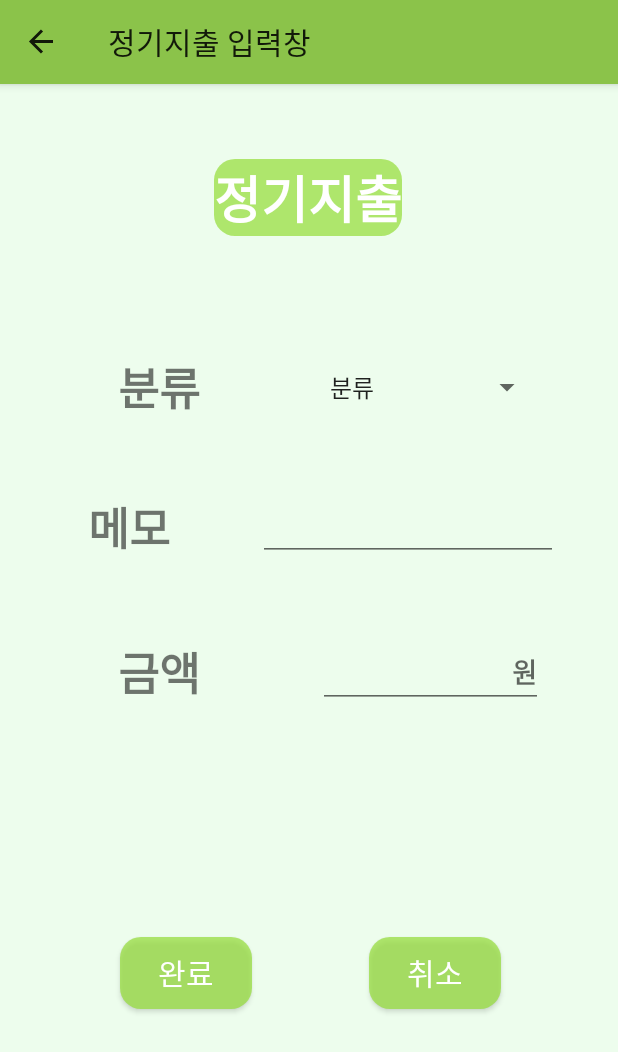
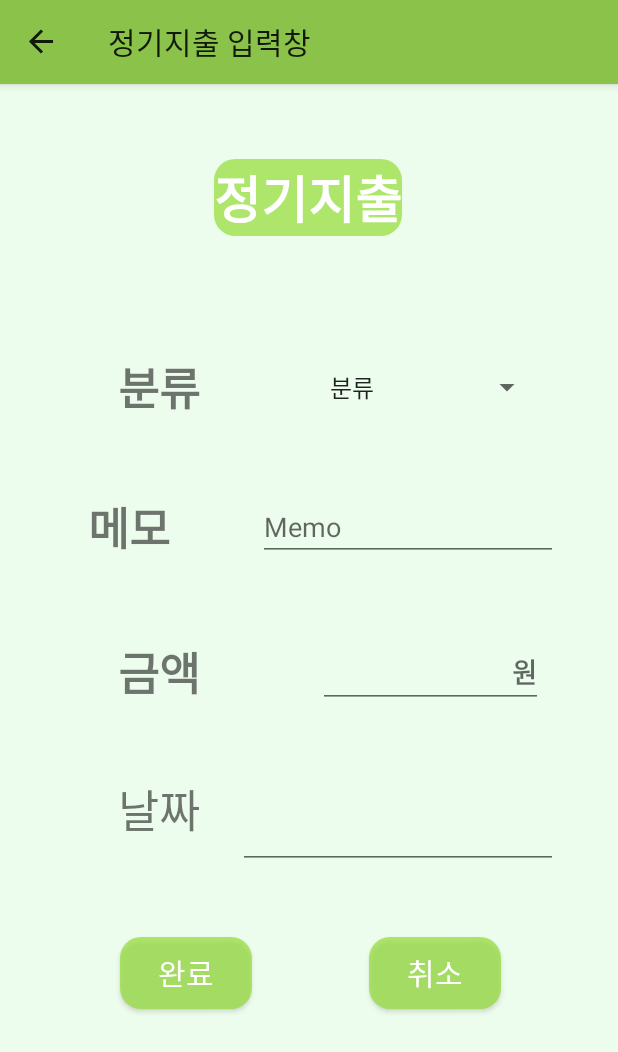
Before and after one commit to JeongJongMun/YourAccountBook, an Android app: the RegFragment screen opened through its navigation route, after a tap on "추가", on a phone screen of 412 x 824 dp. Shown: the top 1052 px of the screen. Run offline under Robolectric (Android 15) with nearby library versions, the phone set to English and light mode, and no system bars; our stand-ins replace navigation-ui; 1 statement that could not run was skipped.

Commit message:
git commit

```diff
--- a/app/src/main/java/com/example/bankappds/MainActivity.kt
+++ b/app/src/main/java/com/example/bankappds/MainActivity.kt
@@ -1,6 +1,5 @@
 package com.example.bankappds
 
-import android.content.Context
 import androidx.appcompat.app.AppCompatActivity
 import android.os.Bundle
 import androidx.navigation.fragment.NavHostFragment
@@ -28,9 +27,7 @@ class MainActivity : AppCompatActivity() {
     lateinit var binding :ActivityMainBinding
     lateinit var appBarConfiguration: AppBarConfiguration
 
-
-
-    var mainArrayList : ArrayList<MainList> = arrayListOf()
+    var expenditureList : ArrayList<Expenditure> = arrayListOf()
     var totalExpense = 0
 
     //TODO sharedPreferences로 내부에 영구 저장 되게 하기
@@ -55,31 +52,18 @@ class MainActivity : AppCompatActivity() {
     }
     putSharedPreference("expense", expense.toString())*/
 
-
-
-
     override fun onCreate(savedInstanceState: Bundle?) {
         super.onCreate(savedInstanceState)
 
-
         binding = ActivityMainBinding.inflate(layoutInflater)
-        //53min
 
         val navController = binding.frgNav.getFragment<NavHostFragment>().navController
         //action bar의 옛날이름
-        appBarConfiguration = AppBarConfiguration(
-            //top레벨 프래그먼트의 아이디의 집합을 넘김
-            //setOf(R.id.aboutFragment,R.id.examineFragment,R.id.settingsFragment),
-            navController.graph,
-            //drawer layout을 사용할 경우 써줘야함
-            binding.drawerLayout
-        )
+        appBarConfiguration = AppBarConfiguration(navController.graph, binding.drawerLayout) //drawer layout을 사용할 경우 써줘야함
         //nav controll 할 때 top level에서는 표시하지 않게
         setupActionBarWithNavController(navController,appBarConfiguration) //네비게이션과 연결시킴
         binding.drawerNav.setupWithNavController(navController)
         setContentView(binding.root)
-
-
     }
 
     //up버튼에 대한 반응 세팅 - default-기본은 back 동작을 안함
@@ -87,4 +71,5 @@ class MainActivity : AppCompatActivity() {
         val navController = binding.frgNav.getFragment<NavHostFragment>().navController
         return navController.navigateUp(appBarConfiguration) || super.onSupportNavigateUp()
     }
+
 }
--- a/app/src/main/java/com/example/bankappds/MainFragment.kt
+++ b/app/src/main/java/com/example/bankappds/MainFragment.kt
@@ -1,7 +1,6 @@
 package com.example.bankappds
 
 import android.annotation.SuppressLint
-import android.content.Context
 import android.os.Bundle
 import android.view.LayoutInflater
 import android.view.View
@@ -10,8 +9,6 @@ import android.widget.Toast
 import androidx.core.view.isVisible
 import androidx.fragment.app.Fragment
 import androidx.fragment.app.activityViewModels
-import androidx.lifecycle.Observer
-import androidx.lifecycle.ViewModelProvider
 import androidx.navigation.fragment.findNavController
 import androidx.navigation.fragment.navArgs
 import androidx.recyclerview.widget.LinearLayoutManager
@@ -20,6 +17,8 @@ import com.example.bankappds.viewmodel.dataViewModel
 
 class MainFragment : Fragment() {
     private var binding : FragmentMainBinding? = null
+    var typeT : Ecategory? = null
+
 
     // 뷰모델을 어떻게 초기화할지를 viewModels라는 함수에 위임(by)한다
     // val viewModel: MbtiViewModel by viewModels()
@@ -50,22 +49,18 @@ class MainFragment : Fragment() {
         val layoutManager = LinearLayoutManager(context)
         binding?.recyclerView?.layoutManager = layoutManager
         binding?.recyclerView?.setHasFixedSize(true)
-        //binding?.recyclerView?.adapter = MainListAdapter(mainArrayList)
-        binding?.recyclerView?.adapter = MainListAdapter((activity as MainActivity).mainArrayList)
+        binding?.recyclerView?.adapter = ExpenditureAdapter((activity as MainActivity).expenditureList)
 
         // 달력 날짜 선택시 날짜 전달, 이동
         binding?.calendarView?.setOnDateChangeListener { view, year, month, dayOfMonth ->
             binding?.btnAdd2?.isVisible = true
 
             binding?.btnAdd2?.setOnClickListener {
-                val temp = com.example.bankappds.MainList(year, month + 1, dayOfMonth, 0, "", "")
+                val temp = Expenditure(year, month + 1, dayOfMonth, 0, typeT, "")
                 val send = com.example.bankappds.MainFragmentDirections.actionMainFragmentToInputFragment(temp) // 전달
                 findNavController().navigate(send)
 
             }
-
-
-
 
         }
 
@@ -82,22 +77,21 @@ class MainFragment : Fragment() {
     @SuppressLint("NotifyDataSetChanged")
     private fun getInputData() {
         val args : MainFragmentArgs by navArgs()
-        if ( args.mainListData?.expense != null && args.mainListData?.expense != 0 ) {
-            val year = args.mainListData?.year
-            val month = args.mainListData?.month
-            val day = args.mainListData?.day
-            val expense = args.mainListData?.expense
-            val category = args.mainListData?.category.toString()
-            val memo = args.mainListData?.memo.toString()
+        if ( args.expenditureData?.expense != null && args.expenditureData?.expense != 0 ) {
+            val year = args.expenditureData?.year
+            val month = args.expenditureData?.month
+            val day = args.expenditureData?.day
+            val expense = args.expenditureData?.expense
+            typeT = args.expenditureData?.category
+            val memo = args.expenditureData?.memo.toString()
 
             // 메인 리스트에 추가
-            //mainArrayList.add(MainList(year!!, month!!, day!!, expense!!, category, memo))
-            (activity as MainActivity).mainArrayList.add(MainList(year!!, month!!, day!!, expense!!, category, memo))
+            (activity as MainActivity).expenditureList.add(Expenditure(year!!, month!!, day!!, expense!!, typeT, memo))
             // 리사이클러뷰가 변경되었음을 알림
             binding?.recyclerView?.adapter?.notifyDataSetChanged()
         }
 
-        else if ( args.mainListData?.expense == 0 ) {
+        else if ( args.expenditureData?.expense == 0 ) {
             Toast.makeText(requireContext(), "추가할 지출이 없습니다.", Toast.LENGTH_SHORT).show()
         }
     }
--- a/app/src/main/java/com/example/bankappds/RegFragment.kt
+++ b/app/src/main/java/com/example/bankappds/RegFragment.kt
@@ -5,24 +5,17 @@ import android.os.Bundle
 import android.view.LayoutInflater
 import android.view.View
 import android.view.ViewGroup
+import android.widget.Toast
 import androidx.fragment.app.Fragment
 import androidx.navigation.fragment.findNavController
 import androidx.navigation.fragment.navArgs
 import androidx.recyclerview.widget.LinearLayoutManager
-import com.example.bankappds.databinding.FragmentFixedBinding
 import com.example.bankappds.databinding.FragmentRegBinding
 
 
 class RegFragment : Fragment() {
     var binding : FragmentRegBinding?= null
-
-    var payLists : ArrayList<FixedPay> = arrayListOf(
-        FixedPay(Ecategory.ENTE,"Netflix",12000),
-        FixedPay(Ecategory.HOME,"전기세",30000),
-        FixedPay(Ecategory.FOOD,"급식비",300000)
-    )
-
-    val args: RegFragmentArgs by navArgs()
+    var typeT: Ecategory? = null
 
     override fun onCreateView(
         inflater: LayoutInflater, container: ViewGroup?,
@@ -32,9 +25,7 @@ class RegFragment : Fragment() {
 
         binding?.recPay?.layoutManager = LinearLayoutManager(activity) //context
         binding?.recPay?.setHasFixedSize(true)
-        binding?.recPay?.adapter=FixedPayAdapter(payLists)
-
-        //https://ddolcat.tistory.com/592
+        binding?.recPay?.adapter=ExpenditureAdapter((activity as MainActivity).expenditureList)
 
         return binding?.root
 
@@ -43,20 +34,11 @@ class RegFragment : Fragment() {
     @SuppressLint("NotifyDataSetChanged")
     override fun onViewCreated(view: View, savedInstanceState: Bundle?) {
         super.onViewCreated(view, savedInstanceState)
-
-        binding?.btnKkk?.setOnClickListener {
-            payLists.add(FixedPay(Ecategory.MONEY,"gg",123))
-            // 리사이클러뷰가 변경되었음을 알림
-            binding?.recPay?.adapter?.notifyDataSetChanged()
-        }
+        getInputData()
 
         binding?.btnAdd?.setOnClickListener {
             findNavController().navigate(R.id.action_regFragment_to_regInputFragment)
         }
-
-        // 고정지출 입력 확인
-/*            payLists.add(args.inputFix!!)
-            binding?.recPay?.adapter?.notifyDataSetChanged()*/
     }
 
 
@@ -65,4 +47,24 @@ class RegFragment : Fragment() {
         binding = null
     }
 
+    @SuppressLint("NotifyDataSetChanged")
+    private fun getInputData() {
+        val args : RegFragmentArgs by navArgs()
+        if ( args.regExpenditure?.expense != 0 ) {
+            val day = args.regExpenditure?.day
+            val expense = args.regExpenditure?.expense
+            typeT = args.regExpenditure?.category
+            val memo = args.regExpenditure?.memo.toString()
+
+            // 메인 리스트에 추가
+            (activity as MainActivity).expenditureList.add(Expenditure(0, 0, day!!, expense!!, typeT, memo))
+            // 리사이클러뷰가 변경되었음을 알림
+            binding?.recPay?.adapter?.notifyDataSetChanged()
+        }
+
+        else if ( args.regExpenditure?.expense == 0 ) {
+            Toast.makeText(requireContext(), "추가할 지출이 없습니다.", Toast.LENGTH_SHORT).show()
+        }
+    }
+
 }
--- a/app/src/main/java/com/example/bankappds/RegInputFragment.kt
+++ b/app/src/main/java/com/example/bankappds/RegInputFragment.kt
@@ -9,7 +9,6 @@ import android.widget.ArrayAdapter
 import android.widget.Toast
 import androidx.fragment.app.Fragment
 import androidx.navigation.fragment.findNavController
-import com.example.bankappds.databinding.FragmentInputfixedBinding
 import com.example.bankappds.databinding.FragmentRegInputBinding
 
 
@@ -28,29 +27,27 @@ class RegInputFragment : Fragment() {
     override fun onViewCreated(view: View, savedInstanceState: Bundle?) {
         super.onViewCreated(view, savedInstanceState)
 
-        var spnLst = resources.getStringArray(R.array.fixed_type)
+        var spnLst = resources.getStringArray(R.array.category_type)
         //ArrayAdapter의 두 번쨰 인자는 스피너 목록에 아이템을 그려줄 레이아웃을 지정하여 줍니다.
         val adapter = activity?.let {
-            ArrayAdapter<String>(
-                it,
-                android.R.layout.simple_spinner_item,
-                spnLst
-            )
+            ArrayAdapter(it, android.R.layout.simple_spinner_item, spnLst)
         }
-
         //activity_main에서 만들어 놓은 spinner에 adapter 연결하여 줍니다.
         binding?.spinner?.adapter = adapter
         //데이터가 들어가 있는 spinner 에서 선택한 아이템을 가져옵니다.
         binding?.spinner?.onItemSelectedListener = object:AdapterView.OnItemSelectedListener{
-
             override fun onItemSelected(parent: AdapterView<*>?, view: View?, position: Int, id: Long) {
                 //position은 선택한 아이템의 위치를 넘겨주는 인자입니다.
-                typeT = when(spnLst.get(position)){
+                typeT = when(spnLst[position]){
                     "분류" -> null
-                    "문화" ->Ecategory.ENTE
-                    "가정" ->Ecategory.HOME
-                    "금융" ->Ecategory.MONEY
                     "식비" ->Ecategory.FOOD
+                    "금융" ->Ecategory.FINANCE
+                    "쇼핑" ->Ecategory.SHOPPING
+                    "여가" ->Ecategory.ENTERTAINMENT
+                    "취미" ->Ecategory.HOBBY
+                    "건강" ->Ecategory.HEALTH
+                    "주거" ->Ecategory.HOME
+                    "기타" ->Ecategory.ETC
                     else -> null
                 }
             }
@@ -64,8 +61,11 @@ class RegInputFragment : Fragment() {
                 Toast.makeText(requireContext(), "누락된 부분이 있다", Toast.LENGTH_SHORT).show()
             }
             else {
-                val fp =FixedPay(typeT!!,binding?.edtWhere?.text.toString(), binding?.edtPay?.text.toString().toIntOrNull()?:0)
-                val action = RegInputFragmentDirections.actionRegInputFragmentToRegFragment(fp)
+                val temp = Expenditure(1, 1, binding?.edtDay?.text.toString().toIntOrNull()?:0,
+                    binding?.edtPay?.text.toString().toIntOrNull()?:0,
+                    typeT, binding?.edtWhere?.text.toString()
+                )
+                val action = RegInputFragmentDirections.actionRegInputFragmentToRegFragment(temp)
                 findNavController().navigate(action)
             }
         }
--- a/app/src/main/res/layout/fragment_main.xml
+++ b/app/src/main/res/layout/fragment_main.xml
@@ -70,7 +70,7 @@
         app:layout_constraintHorizontal_bias="0.0"
         app:layout_constraintStart_toStartOf="parent"
         app:layout_constraintTop_toBottomOf="@+id/calendar_view"
-        tools:listitem="@layout/main_list" />
+        tools:listitem="@layout/expenditure_list" />
 
     <Button
         android:id="@+id/btn_add2"
--- a/app/src/main/res/layout/fragment_reg_input.xml
+++ b/app/src/main/res/layout/fragment_reg_input.xml
@@ -36,7 +36,10 @@
         app:layout_constraintEnd_toEndOf="parent"
         app:layout_constraintHorizontal_bias="1.0"
         app:layout_constraintStart_toStartOf="parent"
-        app:layout_constraintTop_toBottomOf="@+id/spinner" />
+        app:layout_constraintTop_toBottomOf="@+id/spinner"
+        android:hint="Memo"
+        />
+
 
     <EditText
         android:id="@+id/edt_pay"
@@ -126,4 +129,30 @@
         app:layout_constraintStart_toStartOf="parent"
         app:layout_constraintTop_toTopOf="@+id/edt_pay" />
 
+    <EditText
+        android:id="@+id/edt_day"
+        android:layout_width="wrap_content"
+        android:layout_height="wrap_content"
+        android:ems="10"
+        android:inputType="date"
+        app:layout_constraintBottom_toBottomOf="parent"
+        app:layout_constraintEnd_toEndOf="@+id/edt_where"
+        app:layout_constraintHorizontal_bias="1.0"
+        app:layout_constraintStart_toStartOf="@+id/edt_where"
+        app:layout_constraintTop_toTopOf="parent"
+        app:layout_constraintVertical_bias="0.661" />
+
+    <TextView
+        android:id="@+id/textView5"
+        android:layout_width="wrap_content"
+        android:layout_height="wrap_content"
+        android:layout_marginTop="53dp"
+        android:layout_marginBottom="70dp"
+        android:text="날짜"
+        android:textSize="30sp"
+        app:layout_constraintBottom_toTopOf="@+id/btn_fin"
+        app:layout_constraintEnd_toEndOf="@+id/textView18"
+        app:layout_constraintStart_toStartOf="@+id/textView18"
+        app:layout_constraintTop_toBottomOf="@+id/textView18" />
+
 </androidx.constraintlayout.widget.ConstraintLayout>
--- a/app/src/main/res/layout/fragment_search.xml
+++ b/app/src/main/res/layout/fragment_search.xml
@@ -95,7 +95,7 @@
         app:layout_constraintTop_toTopOf="@+id/editTextNumber" />
 
     <TextView
-        android:id="@+id/textView4"
+        android:id="@+id/txt_year_2"
         android:layout_width="wrap_content"
         android:layout_height="wrap_content"
         android:layout_marginTop="16dp"
--- a/app/src/main/res/navigation/nav_main.xml
+++ b/app/src/main/res/navigation/nav_main.xml
@@ -26,8 +26,8 @@
             android:id="@+id/action_mainFragment_to_searchFragment"
             app:destination="@id/searchFragment" />
         <argument
-            android:name="mainListData"
-            app:argType="com.example.bankappds.MainList"
+            android:name="expenditureData"
+            app:argType="com.example.bankappds.Expenditure"
             app:nullable="true"
             android:defaultValue="@null" />
     </fragment>
@@ -45,10 +45,10 @@
             android:id="@+id/action_regFragment_to_regInputFragment"
             app:destination="@id/regInputFragment" />
         <argument
-            android:name="input_fix"
-            android:defaultValue="@null"
-            app:argType="com.example.bankappds.FixedPay"
-            app:nullable="true" />
+            android:name="regExpenditure"
+            app:argType="com.example.bankappds.Expenditure"
+            app:nullable="true"
+            android:defaultValue="@null" />
     </fragment>
     <fragment
         android:id="@+id/regInputFragment"
@@ -71,8 +71,7 @@
             app:destination="@id/mainFragment" />
         <argument
             android:name="calendarDate"
-            android:defaultValue="@null"
-            app:argType="com.example.bankappds.MainList"
+            app:argType="com.example.bankappds.Expenditure"
             app:nullable="true" />
     </fragment>
     <fragment
--- a/app/src/main/res/values/fixed_spinner.xml
+++ b/app/src/main/res/values/fixed_spinner.xml
@@ -1,9 +1,10 @@
 <?xml version="1.0" encoding="utf-8"?>
 <resources>
-    <string-array name="fixed_type">
+    <string-array name="category_type">
         <item>분류</item>
         <item>식비</item>
         <item>금융</item>
+        <item>쇼핑</item>
         <item>여가</item>
         <item>취미</item>
         <item>건강</item>
```
Also changed, not shown: app/src/main/java/com/example/bankappds/Expenditure.kt (renamed from app/src/main/java/com/example/bankappds/FixedPay.kt, +9 -2 lines), app/src/main/java/com/example/bankappds/ExpenditureAdapter.kt (added, +61 -0 lines), app/src/main/java/com/example/bankappds/FixedPayAdapter.kt (deleted, +0 -43 lines), app/src/main/java/com/example/bankappds/MainInputFragment.kt (+29 -9 lines), app/src/main/java/com/example/bankappds/MainList.kt (deleted, +0 -25 lines), app/src/main/java/com/example/bankappds/MainListAdapter.kt (deleted, +0 -41 lines), app/src/main/res/layout/expenditure_list.xml (added, +155 -0 lines), app/src/main/res/layout/fixed_list.xml (deleted, +0 -73 lines), app/src/main/res/layout/main_list.xml (deleted, +0 -118 lines).
